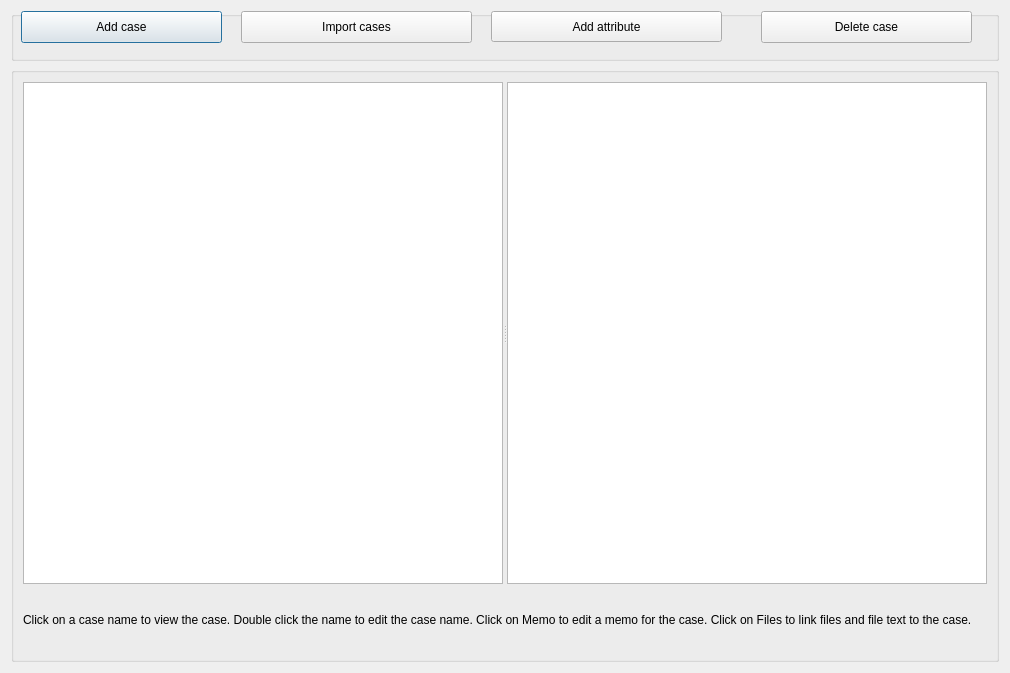
Old version of the form GUI_UIs/ui_dialog_cases.ui in the repository ccbogel/QualCoder.
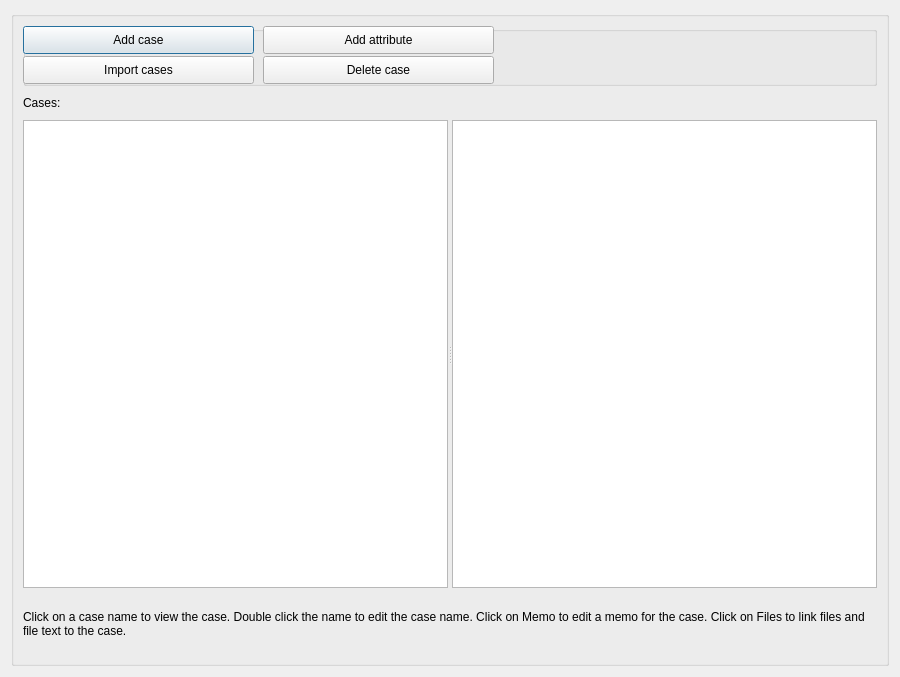
New version of the form.

What changed in the file:
```diff
--- a/GUI_UIs/ui_dialog_cases.ui
+++ b/GUI_UIs/ui_dialog_cases.ui
@@ -6,15 +6,71 @@
    <rect>
     <x>0</x>
     <y>0</y>
-    <width>1010</width>
-    <height>673</height>
+    <width>900</width>
+    <height>677</height>
    </rect>
   </property>
   <property name="windowTitle">
    <string>Cases</string>
   </property>
   <layout class="QGridLayout" name="gridLayout">
-   <item row="0" column="1">
+   <item row="1" column="1">
+    <widget class="QGroupBox" name="groupBox_2">
+     <property name="title">
+      <string/>
+     </property>
+     <layout class="QGridLayout" name="gridLayout_2">
+      <item row="2" column="0">
+       <widget class="QSplitter" name="splitter">
+        <property name="orientation">
+         <enum>Qt::Horizontal</enum>
+        </property>
+        <widget class="QTableWidget" name="tableWidget"/>
+        <widget class="QTextBrowser" name="textBrowser"/>
+       </widget>
+      </item>
+      <item row="3" column="0">
+       <widget class="QLabel" name="label">
+        <property name="minimumSize">
+         <size>
+          <width>0</width>
+          <height>20</height>
+         </size>
+        </property>
+        <property name="maximumSize">
+         <size>
+          <width>16777215</width>
+          <height>60</height>
+         </size>
+        </property>
+        <property name="text">
+         <string>Click on a case name to view the case. Double click the name to edit the case name. Click on Memo to edit a memo for the case. Click on Files to link files and file text to the case.</string>
+        </property>
+        <property name="wordWrap">
+         <bool>true</bool>
+        </property>
+       </widget>
+      </item>
+      <item row="1" column="0">
+       <widget class="QLabel" name="label_cases">
+        <property name="minimumSize">
+         <size>
+          <width>0</width>
+          <height>22</height>
+         </size>
+        </property>
+        <property name="maximumSize">
+         <size>
+          <width>16777215</width>
+          <height>22</height>
+         </size>
+        </property>
+        <property name="text">
+         <string>Cases: </string>
+        </property>
+       </widget>
+      </item>
+      <item row="0" column="0">
     <widget class="QGroupBox" name="groupBox">
      <property name="sizePolicy">
       <sizepolicy hsizetype="Preferred" vsizetype="Fixed">
@@ -25,13 +81,13 @@
      <property name="minimumSize">
       <size>
        <width>0</width>
-       <height>50</height>
+          <height>60</height>
       </size>
      </property>
      <property name="maximumSize">
       <size>
        <width>16777215</width>
-       <height>50</height>
+          <height>60</height>
       </size>
      </property>
      <property name="title">
@@ -40,10 +96,10 @@
      <widget class="QPushButton" name="pushButton_add">
       <property name="geometry">
        <rect>
-        <x>10</x>
+           <x>0</x>
         <y>0</y>
-        <width>201</width>
-        <height>32</height>
+           <width>231</width>
+           <height>28</height>
        </rect>
       </property>
       <property name="text">
@@ -53,10 +109,10 @@
      <widget class="QPushButton" name="pushButton_delete">
       <property name="geometry">
        <rect>
-        <x>750</x>
-        <y>0</y>
-        <width>211</width>
-        <height>32</height>
+           <x>240</x>
+           <y>30</y>
+           <width>231</width>
+           <height>28</height>
        </rect>
       </property>
       <property name="text">
@@ -66,10 +122,10 @@
      <widget class="QPushButton" name="pushButton_import_cases">
       <property name="geometry">
        <rect>
-        <x>230</x>
-        <y>0</y>
+           <x>0</x>
+           <y>30</y>
         <width>231</width>
-        <height>32</height>
+           <height>28</height>
        </rect>
       </property>
       <property name="toolTip">
@@ -82,10 +138,10 @@
      <widget class="QPushButton" name="pushButton_add_attribute">
       <property name="geometry">
        <rect>
-        <x>480</x>
+           <x>240</x>
         <y>0</y>
         <width>231</width>
-        <height>31</height>
+           <height>28</height>
        </rect>
       </property>
       <property name="text">
@@ -120,43 +176,6 @@
        <bool>true</bool>
       </property>
      </widget>
-    </widget>
-   </item>
-   <item row="1" column="1">
-    <widget class="QGroupBox" name="groupBox_2">
-     <property name="title">
-      <string/>
-     </property>
-     <layout class="QGridLayout" name="gridLayout_2">
-      <item row="2" column="0">
-       <widget class="QLabel" name="label">
-        <property name="minimumSize">
-         <size>
-          <width>0</width>
-          <height>20</height>
-         </size>
-        </property>
-        <property name="maximumSize">
-         <size>
-          <width>16777215</width>
-          <height>60</height>
-         </size>
-        </property>
-        <property name="text">
-         <string>Click on a case name to view the case. Double click the name to edit the case name. Click on Memo to edit a memo for the case. Click on Files to link files and file text to the case.</string>
-        </property>
-        <property name="wordWrap">
-         <bool>true</bool>
-        </property>
-       </widget>
-      </item>
-      <item row="1" column="0">
-       <widget class="QSplitter" name="splitter">
-        <property name="orientation">
-         <enum>Qt::Horizontal</enum>
-        </property>
-        <widget class="QTableWidget" name="tableWidget"/>
-        <widget class="QTextBrowser" name="textBrowser"/>
        </widget>
       </item>
      </layout>
```
Lines whose indentation alone changed are shown as unchanged.
